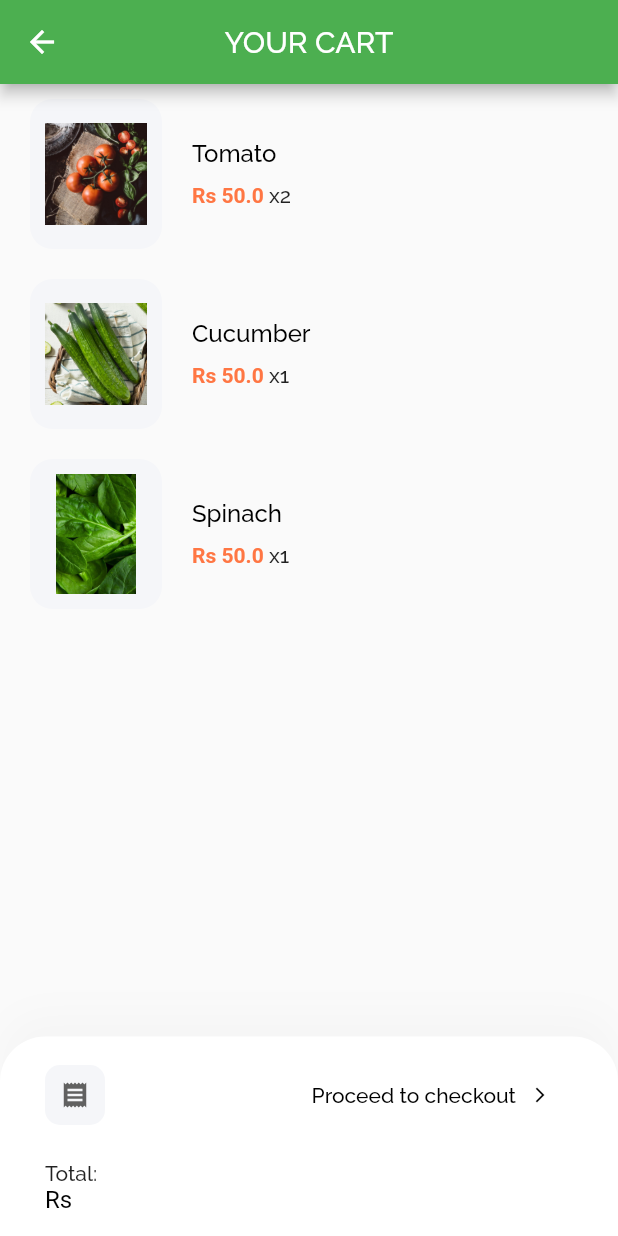
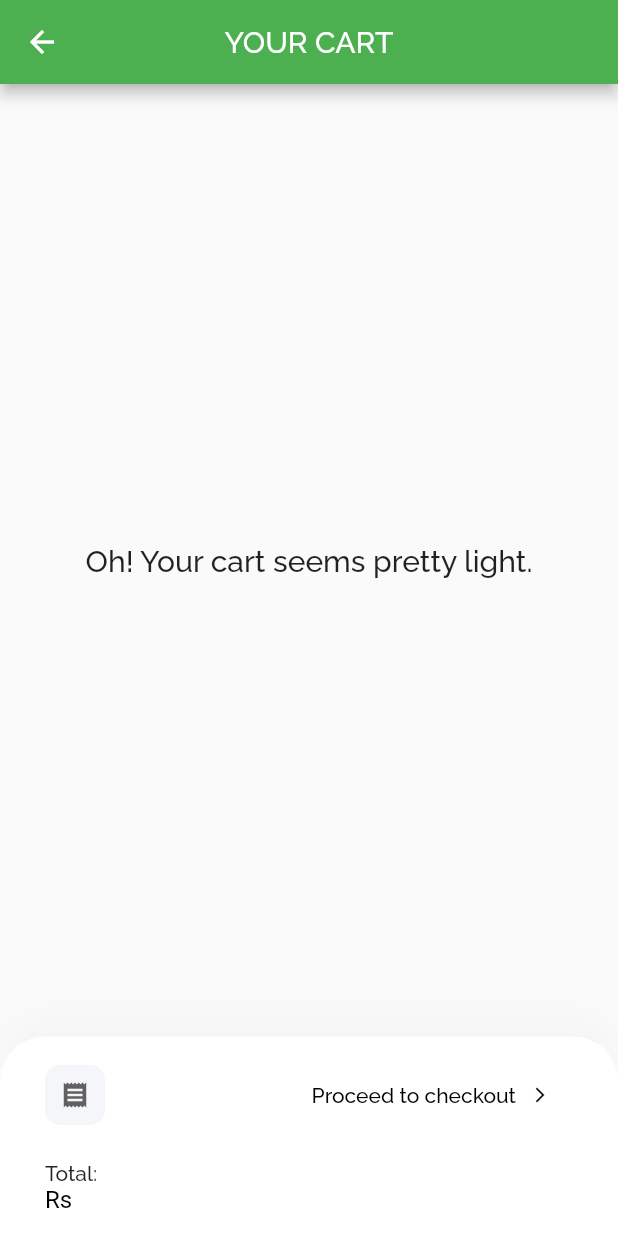
Before and after one commit to aksharabruno/Urban-Roof, a Flutter app: the CartScreen screen opened by its route, on a phone screen of 412 x 824 dp. Run offline on Flutter 3.47's test engine with Material 2 defaults, Android fonts, the phone set to English and light mode, and no system bars; statements that could not run were skipped.

Commit message:
Update body.dart

```diff
--- a/lib/app/pages/cart/components/body.dart
+++ b/lib/app/pages/cart/components/body.dart
@@ -1,6 +1,7 @@
 import 'package:flutter/material.dart';
 //import 'package:flutter_svg/svg.dart';
-import 'package:urban_roof/app/models/cart1.dart';
+//import 'package:urban_roof/app/models/cart1.dart';
+import 'package:urban_roof/app/pages/buy/single_item_view.dart';
 
 //import '../../size_config.dart';
 import 'cart_card.dart';
@@ -13,19 +14,29 @@ class Body extends StatefulWidget {
 class _BodyState extends State<Body> {
   @override
   Widget build(BuildContext context) {
+
+
+    if(addedList.length == 0){
+      return Container(
+        alignment: Alignment.center,
+        child: Text('Oh! Your cart seems pretty light.',
+                    style: TextStyle(fontSize: 20.0),
+        ),
+      );
+    }
     return Padding(
       padding:
           EdgeInsets.symmetric(horizontal: 20),
       child: ListView.builder(
-        itemCount: cartList.length,
+        itemCount: addedList.length,
         itemBuilder: (context, index) => Padding(
           padding: EdgeInsets.symmetric(vertical: 10),
           child: Dismissible(
-            key: Key(cartList[index].product.id.toString()),
+            key: Key(addedList[index].product.id.toString()),
             direction: DismissDirection.endToStart,
             onDismissed: (direction) {
               setState(() {
-                cartList.removeAt(index);
+                addedList.removeAt(index);
               });
             },
             background: Container(
@@ -41,7 +52,7 @@ class _BodyState extends State<Body> {
                 ],
               ),
             ),
-            child: CartCard(cart: cartList[index]),
+            child: CartCard(cart: addedList[index]),
           ),
         ),
       ),
```
